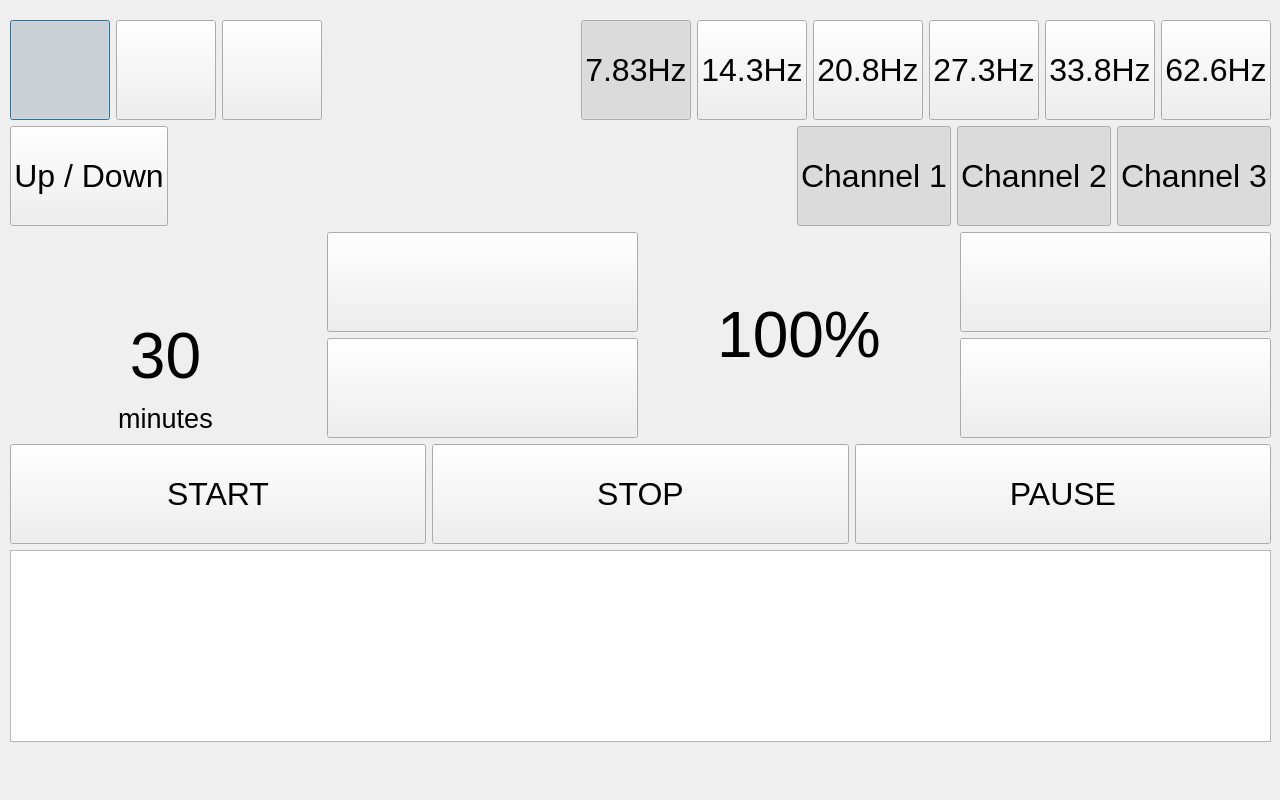
Old version of the form prueba_stretcher/stretcher_ver_2_0.ui in the repository MarianoDel/pyqt5.
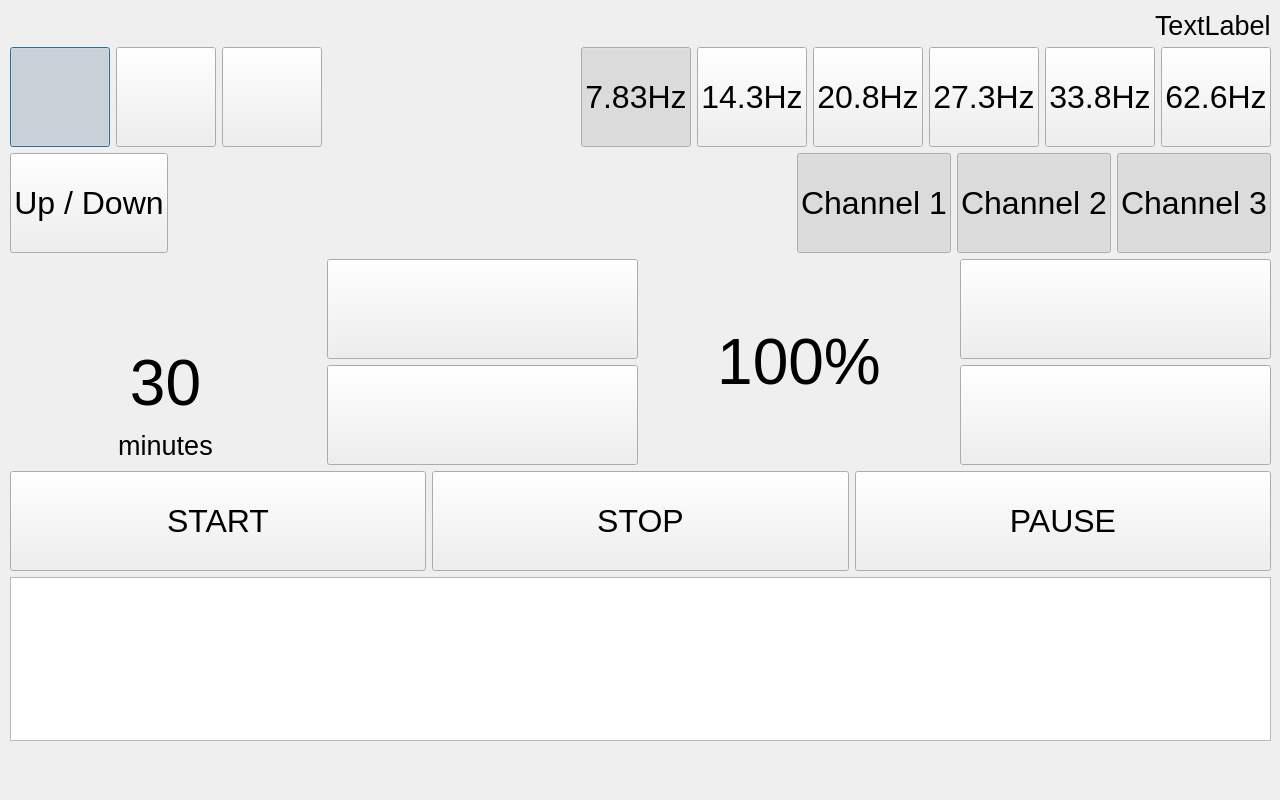
New version of the form. Icons and pictures are not drawn.

Commit message: pongo config para magneto o stretcher

```diff
--- a/prueba_stretcher/stretcher_ver_2_0.ui
+++ b/prueba_stretcher/stretcher_ver_2_0.ui
@@ -25,13 +25,16 @@
   <property name="windowTitle">
    <string>Dialog</string>
   </property>
+  <property name="styleSheet">
+   <string notr="true"/>
+  </property>
   <widget class="QWidget" name="verticalLayoutWidget">
    <property name="geometry">
     <rect>
      <x>10</x>
-     <y>20</y>
+     <y>10</y>
      <width>1261</width>
-     <height>772</height>
+     <height>771</height>
     </rect>
    </property>
    <layout class="QVBoxLayout" name="verticalLayout">
@@ -44,6 +47,45 @@
     <property name="bottomMargin">
      <number>0</number>
     </property>
+    <item>
+     <layout class="QHBoxLayout" name="horizontalLayout_4">
+      <item>
+       <widget class="QLabel" name="label">
+        <property name="text">
+         <string/>
+        </property>
+        <property name="pixmap">
+         <pixmap resource="stretcher_res.qrc">:/imag/resources/logo_chico.png</pixmap>
+        </property>
+       </widget>
+      </item>
+      <item>
+       <spacer name="horizontalSpacer_3">
+        <property name="orientation">
+         <enum>Qt::Horizontal</enum>
+        </property>
+        <property name="sizeHint" stdset="0">
+         <size>
+          <width>40</width>
+          <height>20</height>
+         </size>
+        </property>
+       </spacer>
+      </item>
+      <item>
+       <widget class="QLabel" name="date_timeLabel">
+        <property name="font">
+         <font>
+          <pointsize>20</pointsize>
+         </font>
+        </property>
+        <property name="text">
+         <string>TextLabel</string>
+        </property>
+       </widget>
+      </item>
+     </layout>
+    </item>
     <item>
      <layout class="QHBoxLayout" name="horizontalLayout">
       <property name="spacing">
@@ -121,6 +163,9 @@
           <height>100</height>
          </size>
         </property>
+        <property name="styleSheet">
+         <string notr="true"/>
+        </property>
         <property name="text">
          <string/>
         </property>
@@ -760,13 +805,13 @@
       <property name="sizePolicy">
        <sizepolicy hsizetype="Expanding" vsizetype="Fixed">
         <horstretch>0</horstretch>
-        <verstretch>100</verstretch>
+        <verstretch>80</verstretch>
        </sizepolicy>
       </property>
       <property name="minimumSize">
        <size>
         <width>0</width>
-        <height>100</height>
+        <height>80</height>
        </size>
       </property>
      </widget>
```
The commit also changes 6 other files.
